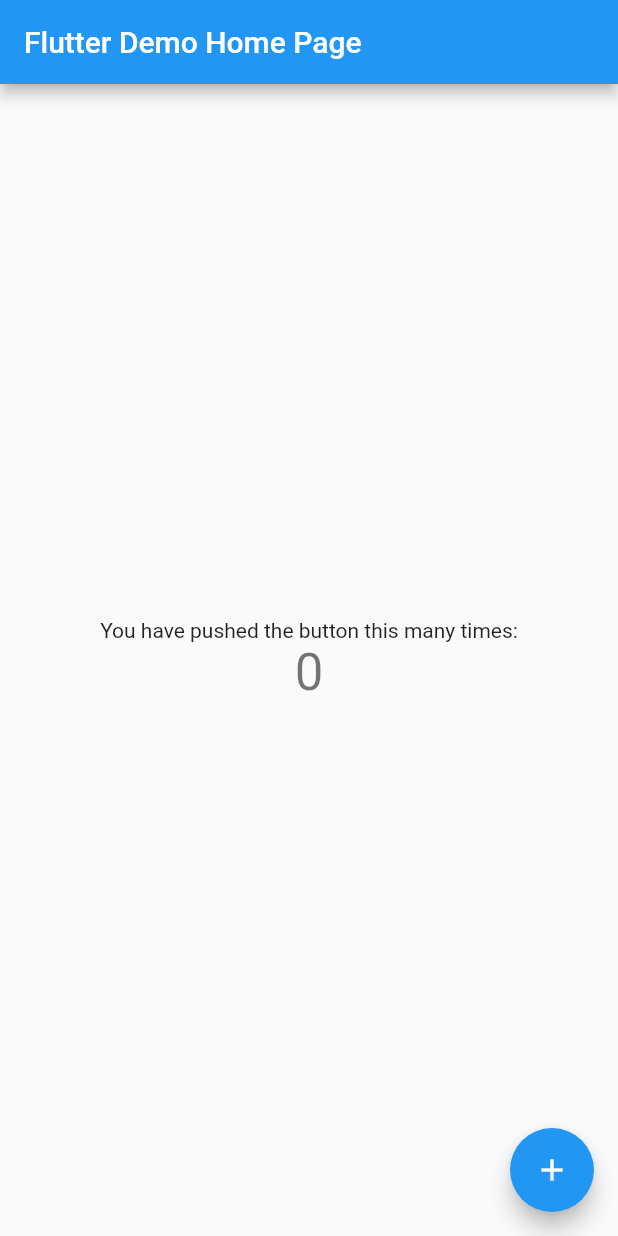
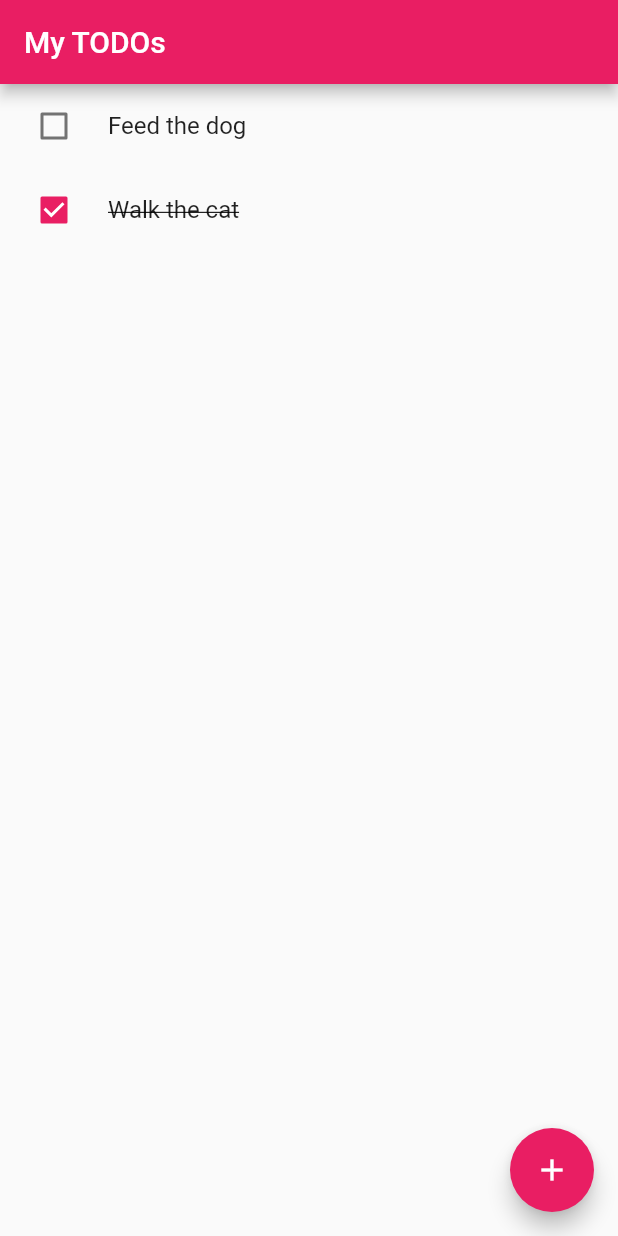
Before and after one commit to IoanaAlexandru/flutter_todo, a Flutter app: the screen it shows after launch, on a phone screen of 412 x 824 dp. Run offline on Flutter 3.47's test engine with Material 2 defaults, Android fonts, the phone set to English and light mode, and no system bars.

Commit message:
Create TODO list UI

```diff
--- a/lib/main.dart
+++ b/lib/main.dart
@@ -1,4 +1,5 @@
 import 'package:flutter/material.dart';
+import 'package:to_do/todo.dart';
 
 void main() {
   runApp(MyApp());
@@ -9,7 +10,7 @@ class MyApp extends StatelessWidget {
   @override
   Widget build(BuildContext context) {
     return MaterialApp(
-      title: 'Flutter Demo',
+      title: 'TODO App',
       theme: ThemeData(
         // This is the theme of your application.
         //
@@ -20,13 +21,13 @@ class MyApp extends StatelessWidget {
         // or simply save your changes to "hot reload" in a Flutter IDE).
         // Notice that the counter didn't reset back to zero; the application
         // is not restarted.
-        primarySwatch: Colors.blue,
+        primarySwatch: Colors.pink,
         // This makes the visual density adapt to the platform that you run
         // the app on. For desktop platforms, the controls will be smaller and
         // closer together (more dense) than on mobile platforms.
         visualDensity: VisualDensity.adaptivePlatformDensity,
       ),
-      home: MyHomePage(title: 'Flutter Demo Home Page'),
+      home: MyHomePage(title: 'My TODOs'),
     );
   }
 }
@@ -50,18 +51,10 @@ class MyHomePage extends StatefulWidget {
 }
 
 class _MyHomePageState extends State<MyHomePage> {
-  int _counter = 0;
-
-  void _incrementCounter() {
-    setState(() {
-      // This call to setState tells the Flutter framework that something has
-      // changed in this State, which causes it to rerun the build method below
-      // so that the display can reflect the updated values. If we changed
-      // _counter without calling setState(), then the build method would not be
-      // called again, and so nothing would appear to happen.
-      _counter++;
-    });
-  }
+  List<ToDo> todos = [
+    ToDo(content: 'Feed the dog'),
+    ToDo(content: 'Walk the cat', done: true)
+  ];
 
   @override
   Widget build(BuildContext context) {
@@ -77,39 +70,25 @@ class _MyHomePageState extends State<MyHomePage> {
         // the App.build method, and use it to set our appbar title.
         title: Text(widget.title),
       ),
-      body: Center(
-        // Center is a layout widget. It takes a single child and positions it
-        // in the middle of the parent.
-        child: Column(
-          // Column is also a layout widget. It takes a list of children and
-          // arranges them vertically. By default, it sizes itself to fit its
-          // children horizontally, and tries to be as tall as its parent.
-          //
-          // Invoke "debug painting" (press "p" in the console, choose the
-          // "Toggle Debug Paint" action from the Flutter Inspector in Android
-          // Studio, or the "Toggle Debug Paint" command in Visual Studio Code)
-          // to see the wireframe for each widget.
-          //
-          // Column has various properties to control how it sizes itself and
-          // how it positions its children. Here we use mainAxisAlignment to
-          // center the children vertically; the main axis here is the vertical
-          // axis because Columns are vertical (the cross axis would be
-          // horizontal).
-          mainAxisAlignment: MainAxisAlignment.center,
-          children: <Widget>[
-            Text(
-              'You have pushed the button this many times:',
-            ),
-            Text(
-              '$_counter',
-              style: Theme.of(context).textTheme.headline4,
-            ),
-          ],
+      body: ListView.builder(
+        itemCount: todos.length,
+        itemBuilder: (context, i) => CheckboxListTile(
+          controlAffinity: ListTileControlAffinity.leading,
+          value: todos[i].done,
+          title: Text(
+            todos[i].content,
+            style: todos[i].done
+                ? TextStyle(decoration: TextDecoration.lineThrough)
+                : TextStyle(),
+          ),
+          onChanged: (newValue) => setState(() => todos[i].done = newValue),
         ),
       ),
       floatingActionButton: FloatingActionButton(
-        onPressed: _incrementCounter,
-        tooltip: 'Increment',
+        onPressed: () {
+          /* TODO */
+        },
+        tooltip: 'Add todo',
         child: Icon(Icons.add),
       ), // This trailing comma makes auto-formatting nicer for build methods.
     );
--- /dev/null
+++ b/lib/todo.dart
@@ -0,0 +1,6 @@
+class ToDo {
+  String content;
+  bool done;
+
+  ToDo({this.content = '', this.done = false});
+}
```
